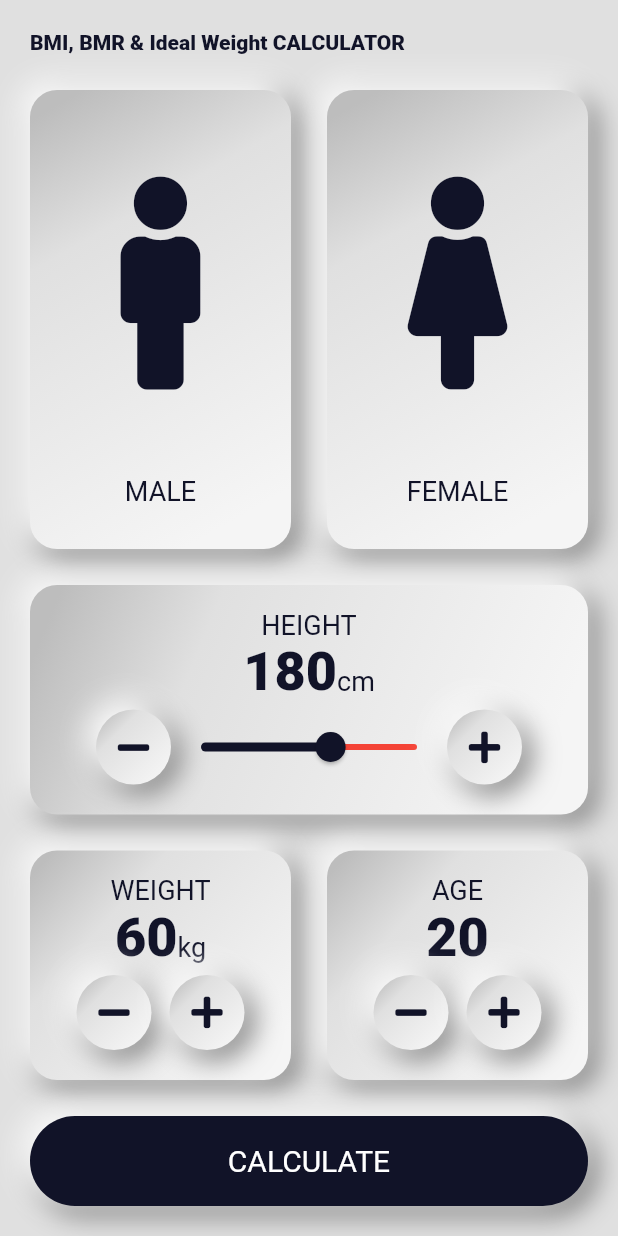
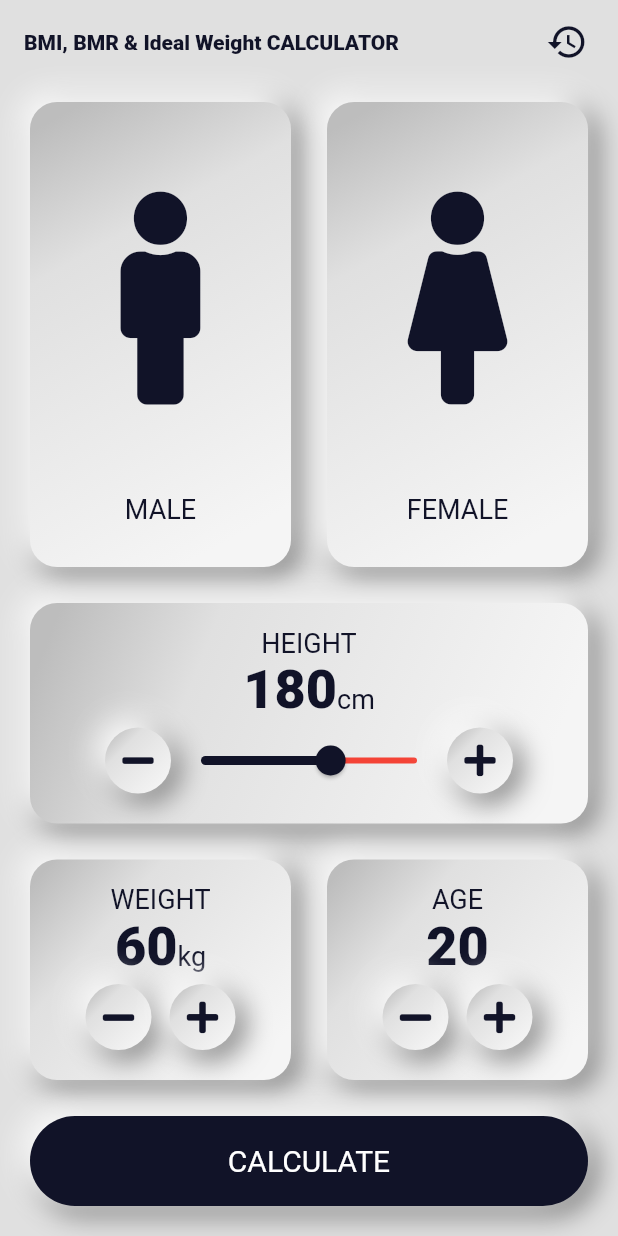
Before and after one commit to jagritjkh/bmi_calculator, a Flutter app: the screen it shows after launch, on a phone screen of 412 x 824 dp. Run offline on Flutter 3.47's test engine with Material 2 defaults, Android fonts, the phone set to English and light mode, and no system bars; our stand-ins replace font_awesome_flutter, lottie, sqflite; accounts and stored records are empty.

Commit message:
fix: minors restructuring the folders

```diff
--- a/lib/Components/bottom_bar.dart
+++ b/lib/Components/bottom_bar.dart
@@ -1,4 +1,4 @@
-import 'package:bmi_calculator/constants.dart';
+import 'package:bmi_calculator/Theme/constants.dart';
 import 'package:flutter/material.dart';
 
 class BottomBar extends StatelessWidget {
--- a/lib/Components/icon_content.dart
+++ b/lib/Components/icon_content.dart
@@ -1,5 +1,5 @@
 import 'package:flutter/material.dart';
-import 'package:bmi_calculator/constants.dart';
+import 'package:bmi_calculator/Theme/constants.dart';
 
 class IconContent extends StatelessWidget {
   final String text;
--- a/lib/Components/reusable_card.dart
+++ b/lib/Components/reusable_card.dart
@@ -1,5 +1,5 @@
 import 'package:flutter/material.dart';
-import 'package:bmi_calculator/constants.dart';
+import 'package:bmi_calculator/Theme/constants.dart';
 
 class ReusableCard extends StatefulWidget {
   final Widget cardChild;
--- a/lib/Components/round_icon_button.dart
+++ b/lib/Components/round_icon_button.dart
@@ -1,4 +1,4 @@
-import 'package:bmi_calculator/constants.dart';
+import 'package:bmi_calculator/Theme/constants.dart';
 import 'package:flutter/material.dart';
 
 class RoundIconButton extends StatefulWidget {
@@ -48,15 +48,10 @@ class _RoundIconButtonState extends State<RoundIconButton> {
             color: kBottomContainerColor,
             boxShadow: kBoxShadow,
             gradient: kLinearGradient),
-        child: RawMaterialButton(
-          child: Icon(
-            widget.icon,
-            color: kBottomContainerColor,
-          ),
-          constraints: BoxConstraints.tightFor(
-            width: 50.0,
-            height: 50.0,
-          ),
+        padding: EdgeInsets.all(10.0),
+        child: Icon(
+          widget.icon,
+          color: kBottomContainerColor,
         ),
       ),
     );
--- /dev/null
+++ b/lib/Functions/database_helper.dart
@@ -0,0 +1,72 @@
+import 'package:bmi_calculator/Models/result.dart';
+import 'package:bmi_calculator/Screens/history_page.dart';
+import 'package:bmi_calculator/Theme/constants.dart';
+import 'package:flutter/material.dart';
+import 'package:path/path.dart';
+import 'package:sqflite/sqflite.dart';
+
+class DatabaseHelper {
+  Future<Database> database;
+
+  DatabaseHelper() {
+    init();
+  }
+
+  Future init() async {
+    database = openDatabase(
+      join(await getDatabasesPath(), 'results.db'),
+      onCreate: (db, version) {
+        return db.execute(
+            'CREATE TABLE result(date TEXT PRIMARY KEY, result TEXT, bmi TEXT, bmr TEXT, ibw TEXT)');
+      },
+      version: 1,
+    );
+  }
+
+  Future<void> saveResult(Result result) async {
+    await init();
+    final Database db = await database;
+    await db.insert('result', result.toMap());
+  }
+
+  Future<List<Result>> getResults() async {
+    final Database db = await database;
+    final List<Map<String, dynamic>> maps = await db.query('result');
+    return List.generate(maps.length, (i) {
+      return Result.fromMap(maps[i]);
+    });
+  }
+}
+
+class HistoryButton extends StatelessWidget {
+  final bool fromInputPage;
+
+  HistoryButton([this.fromInputPage = true]);
+
+  final DatabaseHelper _databaseHelper = DatabaseHelper();
+
+  @override
+  Widget build(BuildContext context) {
+    return IconButton(
+        padding: EdgeInsets.only(right: 20),
+        icon: Icon(
+          Icons.history,
+          size: 28,
+          color: kBottomContainerColor,
+        ),
+        onPressed: () async {
+          List<Result> results = await _databaseHelper.getResults();
+          if (results != null || results.length != 0) {
+            Navigator.push(
+                context,
+                MaterialPageRoute(
+                    builder: (context) => HistoryPage(
+                        results, _databaseHelper.database, fromInputPage)));
+          } else {
+            Scaffold.of(context).showSnackBar(SnackBar(
+              content: Text('No history!'),
+            ));
+          }
+        });
+  }
+}
--- a/lib/Screens/input_page.dart
+++ b/lib/Screens/input_page.dart
@@ -1,12 +1,13 @@
-import 'package:bmi_calculator/result.dart';
+import 'package:bmi_calculator/Functions/database_helper.dart';
+import 'package:bmi_calculator/Models/result.dart';
 import 'package:flutter/material.dart';
 import 'package:bmi_calculator/Components/reusable_card.dart';
 import 'package:bmi_calculator/Components/icon_content.dart';
-import 'package:bmi_calculator/constants.dart';
+import 'package:bmi_calculator/Theme/constants.dart';
 import 'package:bmi_calculator/Screens/results_page.dart';
 import 'package:bmi_calculator/Components/bottom_bar.dart';
 import 'package:bmi_calculator/Components/round_icon_button.dart';
-import 'package:bmi_calculator/calculator_brain.dart';
+import 'package:bmi_calculator/Functions/calculator_brain.dart';
 import 'package:font_awesome_flutter/font_awesome_flutter.dart';
 
 enum Gender {
@@ -28,19 +29,20 @@ class _InputPageState extends State<InputPage> {
   @override
   Widget build(BuildContext context) {
     return Scaffold(
-      body: SafeArea(
-        child: Padding(
-          padding: EdgeInsets.all(8.0),
+      appBar: AppBar(
+        title: Text(
+          'BMI, BMR & Ideal Weight CALCULATOR',
+          style: kFontTextStyle.copyWith(fontSize: 14.0),
+        ),
+        actions: [
+          HistoryButton(),
+        ],
+      ),
+      body: Padding(
+        padding: EdgeInsets.fromLTRB(8.0, 0.0, 8.0, 8.0),
         child: Column(
           crossAxisAlignment: CrossAxisAlignment.start,
           children: <Widget>[
-              Padding(
-                padding: EdgeInsets.all(12.0),
-                child: Text(
-                  'BMI, BMR & Ideal Weight CALCULATOR',
-                  style: kFontTextStyle.copyWith(fontSize: 14.0),
-                ),
-              ),
             Expanded(
               child: Row(
                 children: <Widget>[
@@ -52,7 +54,7 @@ class _InputPageState extends State<InputPage> {
                         });
                       },
                       border: selectedGender == Gender.maleCard
-                            ? Border.all(color: kBottomContainerColor)
+                          ? Border.all(color: kBottomContainerColor, width: 2)
                           : null,
                       cardChild: IconContent(
                         text: 'MALE',
@@ -70,7 +72,7 @@ class _InputPageState extends State<InputPage> {
                         );
                       },
                       border: selectedGender == Gender.femaleCard
-                            ? Border.all(color: kBottomContainerColor)
+                          ? Border.all(color: kBottomContainerColor, width: 2)
                           : null,
                       cardChild: IconContent(
                         text: 'FEMALE',
@@ -120,8 +122,8 @@ class _InputPageState extends State<InputPage> {
                           data: SliderTheme.of(context).copyWith(
                             activeTrackColor: kBottomContainerColor,
                             inactiveTrackColor: Colors.red,
-                              thumbShape: RoundSliderThumbShape(
-                                  enabledThumbRadius: 10.0),
+                            thumbShape:
+                                RoundSliderThumbShape(enabledThumbRadius: 10.0),
                             thumbColor: kBottomContainerColor,
                             overlayShape:
                                 RoundSliderOverlayShape(overlayRadius: 20.0),
@@ -285,7 +287,6 @@ class _InputPageState extends State<InputPage> {
           ],
         ),
       ),
-      ),
     );
   }
 }
--- a/lib/style.dart
+++ b/lib/Theme/style.dart
@@ -1,4 +1,4 @@
-import 'package:bmi_calculator/constants.dart';
+import 'package:bmi_calculator/Theme/constants.dart';
 import 'package:flutter/material.dart';
 
 final Color backgroundColor = Colors.grey.shade300;
--- a/lib/main.dart
+++ b/lib/main.dart
@@ -1,5 +1,5 @@
 import 'package:bmi_calculator/Screens/input_page.dart';
-import 'package:bmi_calculator/style.dart';
+import 'package:bmi_calculator/Theme/style.dart';
 import 'package:flutter/material.dart';
 import 'package:flutter/services.dart';
 
--- a/pubspec.yaml
+++ b/pubspec.yaml
@@ -1,7 +1,7 @@
 name: bmi_calculator
 description: A new Flutter application.
 
-version: 4.1.0+6
+version: 5.0.0+7
 
 environment:
   sdk: ">=2.1.0 <3.0.0"
```
Also changed, not shown: lib/Screens/history_page.dart (+8 -5 lines), lib/Screens/results_page.dart (+6 -51 lines), lib/Functions/calculator_brain.dart (renamed from lib/calculator_brain.dart), lib/Models/result.dart (renamed from lib/result.dart), lib/Theme/constants.dart (renamed from lib/constants.dart), 1 other file. Lines whose indentation alone changed are shown as unchanged.
